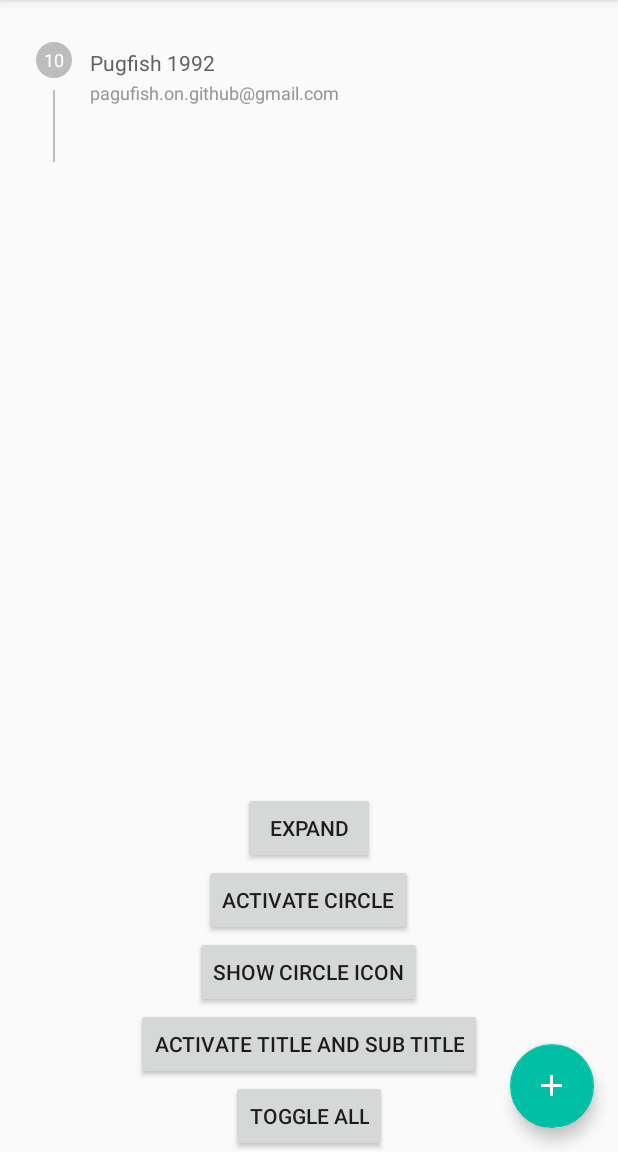
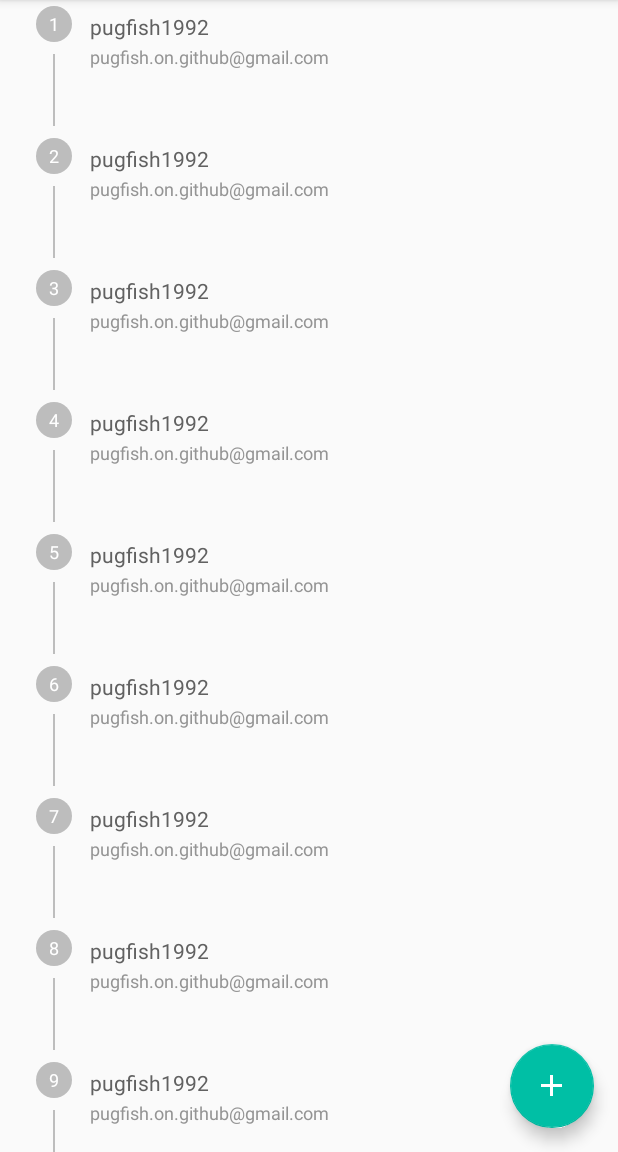
Before and after one commit to pugfish1992/progress, an Android app: the screen it shows after launch (MainActivity), on a phone screen of 412 x 824 dp, the part 84-1236 px from its top. Run offline under Robolectric (Android 15) with nearby library versions, the phone set to English and light mode, and no system bars.

```diff
--- a/app/build.gradle
+++ b/app/build.gradle
@@ -30,5 +30,6 @@ dependencies {
     compile 'com.android.support:cardview-v7:26.+'
     compile 'com.android.support:transition:26.+'
     compile 'com.android.support.constraint:constraint-layout:1.0.2'
+    compile 'com.android.support:support-v4:26.+'
     testCompile 'junit:junit:4.12'
 }
--- a/app/src/main/java/com/pugfish1992/progress/MainActivity.java
+++ b/app/src/main/java/com/pugfish1992/progress/MainActivity.java
@@ -45,65 +45,10 @@ public class MainActivity extends AppCompatActivity
             }
         });
 
-        final WorkCardView workCardView = (WorkCardView) findViewById(R.id.wkv);
-        workCardView.setTitle("Pugfish 1992");
-        workCardView.setSubTitle("pagufish.on.github@gmail.com");
-        workCardView.setCircleNumber(10);
-        workCardView.addExpandedContentView(R.layout.item_comment);
-        workCardView.setRootOfTransition((ViewGroup) findViewById(R.id.rl_root));
-
-        findViewById(R.id.expand_btn).setOnClickListener(new View.OnClickListener() {
-            @Override
-            public void onClick(View view) {
-                workCardView.setExpanded(!workCardView.isExpanded(), true, 300, 0,  new TransitionUtils.TransitionListenerAdapter() {
-                    @Override
-                    public void onTransitionEnd(@NonNull Transition transition) {
-                        Toast.makeText(MainActivity.this, "Expand animation has Finished!", Toast.LENGTH_SHORT).show();
-                    }
-                });
-            }
-        });
-
-        findViewById(R.id.activate_circle_btn).setOnClickListener(new View.OnClickListener() {
-            @Override
-            public void onClick(View view) {
-                workCardView.setCircleActive(!workCardView.isCircleActive(), true, 400, 0);
-            }
-        });
-
-        findViewById(R.id.show_circle_icon_btn).setOnClickListener(new View.OnClickListener() {
-            @Override
-            public void onClick(View view) {
-                workCardView.setShowCircleIcon(!workCardView.isShowCircleIcon(), true, 400, 0, null);
-            }
-        });
-
-        findViewById(R.id.activate_title_and_sub_btn).setOnClickListener(new View.OnClickListener() {
-            @Override
-            public void onClick(View view) {
-                workCardView.setAreTitleAndSubTitleActive(!workCardView.areTitleAndSubTitleActive(), true, 400, 0);
-            }
-        });
-
-        findViewById(R.id.toggle_all_btn).setOnClickListener(new View.OnClickListener() {
-            @Override
-            public void onClick(View view) {
-                workCardView.beginBatchedStateChanges();
-                workCardView.setExpanded(!workCardView.isExpanded());
-                workCardView.setCircleActive(!workCardView.isCircleActive());
-                workCardView.setShowCircleIcon(!workCardView.isShowCircleIcon());
-                workCardView.setAreTitleAndSubTitleActive(!workCardView.areTitleAndSubTitleActive());
-                workCardView.endBatchedStateChangesWithAnimation(500, 500, new TransitionUtils.TransitionListenerAdapter() {
-                    @Override
-                    public void onTransitionEnd(@NonNull Transition transition) {
-                        Toast.makeText(MainActivity.this, "Transition has Finished!", Toast.LENGTH_SHORT).show();
-                    }
-                });
-            }
-        });
+        getSupportFragmentManager().beginTransaction()
+                .add(R.id.fl_fragment_container, new WorksFragment(), null)
+                .commit();
     }
-
-    int currentColor;
 
     @Override
     public void onBackPressed() {
--- /dev/null
+++ b/app/src/main/java/com/pugfish1992/progress/PartialAnimatableAdapter.java
@@ -0,0 +1,16 @@
+package com.pugfish1992.progress;
+
+import android.support.annotation.NonNull;
+import android.view.ViewGroup;
+
+/**
+ * Created by daichi on 10/23/17.
+ */
+
+public interface PartialAnimatableAdapter {
+
+    @NonNull
+    ViewGroup getRootOfTransition();
+    void enablePartialItemAnimation();
+    void disablePartialItemAnimation();
+}
--- /dev/null
+++ b/app/src/main/java/com/pugfish1992/progress/WorkCardViewHolder.java
@@ -0,0 +1,73 @@
+package com.pugfish1992.progress;
+
+import android.support.annotation.NonNull;
+import android.support.transition.Transition;
+import android.support.v7.widget.RecyclerView;
+import android.util.Log;
+import android.view.LayoutInflater;
+import android.view.View;
+import android.view.ViewGroup;
+
+import com.pugfish1992.progress.component.WorkCardView;
+import com.pugfish1992.progress.utils.TransitionUtils;
+
+/**
+ * Created by daichi on 10/23/17.
+ */
+
+public class WorkCardViewHolder extends RecyclerView.ViewHolder {
+
+    private WorkCardView mWorkCardView;
+    private PartialAnimatableAdapter mPartialAnimatableAdapter;
+
+    public static WorkCardViewHolder createWithView(ViewGroup parent, PartialAnimatableAdapter partialAnimatableAdapter) {
+        WorkCardView view = (WorkCardView) LayoutInflater.from(parent.getContext())
+                .inflate(R.layout.item_work_card, parent, false);
+        return new WorkCardViewHolder(view, partialAnimatableAdapter);
+    }
+
+    public WorkCardViewHolder(WorkCardView view, PartialAnimatableAdapter partialAnimatableAdapter) {
+        super(view);
+        mWorkCardView = view;
+        mPartialAnimatableAdapter = partialAnimatableAdapter;
+        init();
+    }
+
+    private void init() {
+        mWorkCardView.setRootOfTransition(mPartialAnimatableAdapter.getRootOfTransition());
+        mWorkCardView.addExpandedContentView(R.layout.item_comment);
+
+        mWorkCardView.setOnClickListener(new View.OnClickListener() {
+            @Override
+            public void onClick(View view) {
+                mWorkCardView.beginBatchedStateChanges();
+                mWorkCardView.setExpanded(!mWorkCardView.isExpanded());
+                mWorkCardView.setCircleActive(!mWorkCardView.isCircleActive());
+                mWorkCardView.setAreTitleAndSubTitleActive(!mWorkCardView.areTitleAndSubTitleActive());
+                mWorkCardView.endBatchedStateChangesWithAnimation(400, 0,
+                        new TransitionUtils.TransitionListenerAdapter() {
+                            @Override
+                            public void onTransitionStart(@NonNull Transition transition) {
+                                mPartialAnimatableAdapter.enablePartialItemAnimation();
+                            }
+
+                            @Override
+                            public void onTransitionEnd(@NonNull Transition transition) {
+                                mPartialAnimatableAdapter.disablePartialItemAnimation();
+                            }
+
+                            @Override
+                            public void onTransitionCancel(@NonNull Transition transition) {
+                                mPartialAnimatableAdapter.disablePartialItemAnimation();
+                            }
+                        });
+            }
+        });
+    }
+
+    public void bindData(String title, String sub, int position) {
+        mWorkCardView.setTitle(title);
+        mWorkCardView.setSubTitle(sub);
+        mWorkCardView.setCircleNumber(position + 1);
+    }
+}
--- /dev/null
+++ b/app/src/main/java/com/pugfish1992/progress/WorksFragment.java
@@ -0,0 +1,83 @@
+package com.pugfish1992.progress;
+
+
+import android.os.Bundle;
+import android.support.annotation.NonNull;
+import android.support.v4.app.Fragment;
+import android.support.v7.widget.LinearLayoutManager;
+import android.support.v7.widget.RecyclerView;
+import android.util.Log;
+import android.view.LayoutInflater;
+import android.view.MotionEvent;
+import android.view.View;
+import android.view.ViewGroup;
+
+
+public class WorksFragment extends Fragment {
+
+    private RecyclerView mWorksListView;
+
+    public WorksFragment() {
+        // Required empty public constructor
+    }
+
+    @Override
+    public View onCreateView(LayoutInflater inflater, ViewGroup container,
+                             Bundle savedInstanceState) {
+        // Inflate the layout for this fragment
+        View view = inflater.inflate(R.layout.fragment_works, container, false);
+
+        mWorksListView = view.findViewById(R.id.recycle_work_list);
+        mWorksListView.setLayoutManager(new LinearLayoutManager(getActivity()));
+        mWorksListView.setAdapter(new WorkAdapter());
+        return view;
+    }
+
+    private class WorkAdapter extends RecyclerView.Adapter<WorkCardViewHolder>
+            implements PartialAnimatableAdapter {
+
+        @Override
+        public WorkCardViewHolder onCreateViewHolder(ViewGroup parent, int viewType) {
+            return WorkCardViewHolder.createWithView(parent, this);
+        }
+
+        @Override
+        public void onBindViewHolder(WorkCardViewHolder holder, int position) {
+            holder.bindData("pugfish1992", "pugfish.on.github@gmail.com", position);
+        }
+
+        @Override
+        public int getItemCount() {
+            return 20;
+        }
+
+        private final View.OnTouchListener TOUCH_EATER = new View.OnTouchListener() {
+            @Override
+            public boolean onTouch(View view, MotionEvent motionEvent) {
+                return true;
+            }
+        };
+
+        private RecyclerView.ItemAnimator mPresetAnimator;
+
+        @Override
+        public void enablePartialItemAnimation() {
+            mWorksListView.setOnTouchListener(TOUCH_EATER);
+            mPresetAnimator = mWorksListView.getItemAnimator();
+            mWorksListView.setItemAnimator(null);
+        }
+
+        @Override
+        public void disablePartialItemAnimation() {
+            mWorksListView.setOnTouchListener(null);
+            mWorksListView.setItemAnimator(mPresetAnimator);
+            mPresetAnimator = null;
+        }
+
+        @NonNull
+        @Override
+        public ViewGroup getRootOfTransition() {
+            return mWorksListView;
+        }
+    }
+}
--- a/app/src/main/java/com/pugfish1992/progress/component/WorkCardView.java
+++ b/app/src/main/java/com/pugfish1992/progress/component/WorkCardView.java
@@ -130,14 +130,6 @@ public class WorkCardView extends RelativeLayout {
                 R.dimen.work_card_view_connection_line_top_space);
         mConnectionLineBottomSpace = getResources().getDimensionPixelSize(
                 R.dimen.work_card_view_connection_line_bottom_space);
-
-        // # Add ripple-effect to myself
-        // # See -> https://stackoverflow.com/questions/37987732/programatically-set-selectableitembackground-on-android-view
-
-        TypedValue outValue = new TypedValue();
-        getContext().getTheme().resolveAttribute(android.R.attr.selectableItemBackground, outValue, true);
-        this.setBackgroundResource(outValue.resourceId);
-        this.setClickable(true);
 
         // # INITIALIZE STATUS
 
--- /dev/null
+++ b/app/src/main/java/com/pugfish1992/progress/utils/CheapIdGenerator.java
@@ -0,0 +1,22 @@
+package com.pugfish1992.progress.utils;
+
+/**
+ * Created by daichi on 10/23/17.
+ */
+
+public class CheapIdGenerator {
+
+    private int mCurrentId;
+
+    public CheapIdGenerator() {
+        this(0);
+    }
+
+    public CheapIdGenerator(int beginId) {
+        mCurrentId = beginId - 1;
+    }
+
+    public int generate() {
+        return ++mCurrentId;
+    }
+}
--- a/app/src/main/res/layout/app_bar_main.xml
+++ b/app/src/main/res/layout/app_bar_main.xml
@@ -21,7 +21,11 @@
 
     </android.support.design.widget.AppBarLayout>
 
-    <include layout="@layout/content_main"/>
+    <FrameLayout
+        android:id="@+id/fl_fragment_container"
+        android:layout_width="match_parent"
+        android:layout_height="match_parent"
+        app:layout_behavior="@string/appbar_scrolling_view_behavior"/>
 
     <android.support.design.widget.FloatingActionButton
         android:id="@+id/fab"
--- a/app/src/main/res/layout/content_main.xml
+++ /dev/null
@@ -1,58 +0,0 @@
-<?xml version="1.0" encoding="utf-8"?>
-<RelativeLayout
-    android:id="@+id/rl_root"
-    xmlns:android="http://schemas.android.com/apk/res/android"
-    xmlns:app="http://schemas.android.com/apk/res-auto"
-    xmlns:tools="http://schemas.android.com/tools"
-    android:layout_width="match_parent"
-    android:layout_height="match_parent"
-    app:layout_behavior="@string/appbar_scrolling_view_behavior"
-    tools:context="com.pugfish1992.progress.MainActivity"
-    tools:showIn="@layout/app_bar_main">
-
-    <com.pugfish1992.progress.component.WorkCardView
-    android:id="@+id/wkv"
-    android:layout_marginTop="24dp"
-    android:layout_width="match_parent"
-    android:layout_height="wrap_content"/>
-
-    <LinearLayout
-        android:layout_width="match_parent"
-        android:layout_height="wrap_content"
-        android:orientation="vertical"
-        android:layout_alignParentBottom="true"
-        android:gravity="center">
-
-        <Button
-            android:id="@+id/expand_btn"
-            android:layout_width="wrap_content"
-            android:layout_height="wrap_content"
-            android:text="expand"/>
-
-        <Button
-            android:id="@+id/activate_circle_btn"
-            android:layout_width="wrap_content"
-            android:layout_height="wrap_content"
-            android:text="activate circle"/>
-
-        <Button
-            android:id="@+id/show_circle_icon_btn"
-            android:layout_width="wrap_content"
-            android:layout_height="wrap_content"
-            android:text="show circle icon"/>
-
-        <Button
-            android:id="@+id/activate_title_and_sub_btn"
-            android:layout_width="wrap_content"
-            android:layout_height="wrap_content"
-            android:text="activate title and sub title"/>
-
-        <Button
-            android:id="@+id/toggle_all_btn"
-            android:layout_width="wrap_content"
-            android:layout_height="wrap_content"
-            android:text="toggle all"/>
-
-    </LinearLayout>
-
-</RelativeLayout>
--- /dev/null
+++ b/app/src/main/res/layout/fragment_works.xml
@@ -0,0 +1,12 @@
+<RelativeLayout xmlns:android="http://schemas.android.com/apk/res/android"
+             xmlns:tools="http://schemas.android.com/tools"
+             android:layout_width="match_parent"
+             android:layout_height="match_parent"
+             tools:context="com.pugfish1992.progress.WorksFragment">
+
+    <android.support.v7.widget.RecyclerView
+        android:id="@+id/recycle_work_list"
+        android:layout_width="match_parent"
+        android:layout_height="match_parent"/>
+
+</RelativeLayout>
--- /dev/null
+++ b/app/src/main/res/layout/item_work_card.xml
@@ -0,0 +1,7 @@
+<?xml version="1.0" encoding="utf-8"?>
+<com.pugfish1992.progress.component.WorkCardView
+    xmlns:android="http://schemas.android.com/apk/res/android"
+    android:layout_width="match_parent"
+    android:layout_height="wrap_content"
+    android:background="?attr/selectableItemBackground"
+    android:clickable="true"/>
--- a/app/src/main/res/values/strings.xml
+++ b/app/src/main/res/values/strings.xml
@@ -10,4 +10,7 @@
     <string name="work_card_view_active_text_font_family">sans-serif-medium</string>
     <string name="work_card_view_inactive_text_font_family">sans-serif</string>
 
+    <!-- TODO: Remove or change this placeholder text -->
+    <string name="hello_blank_fragment">Hello blank fragment</string>
+
 </resources>
```
